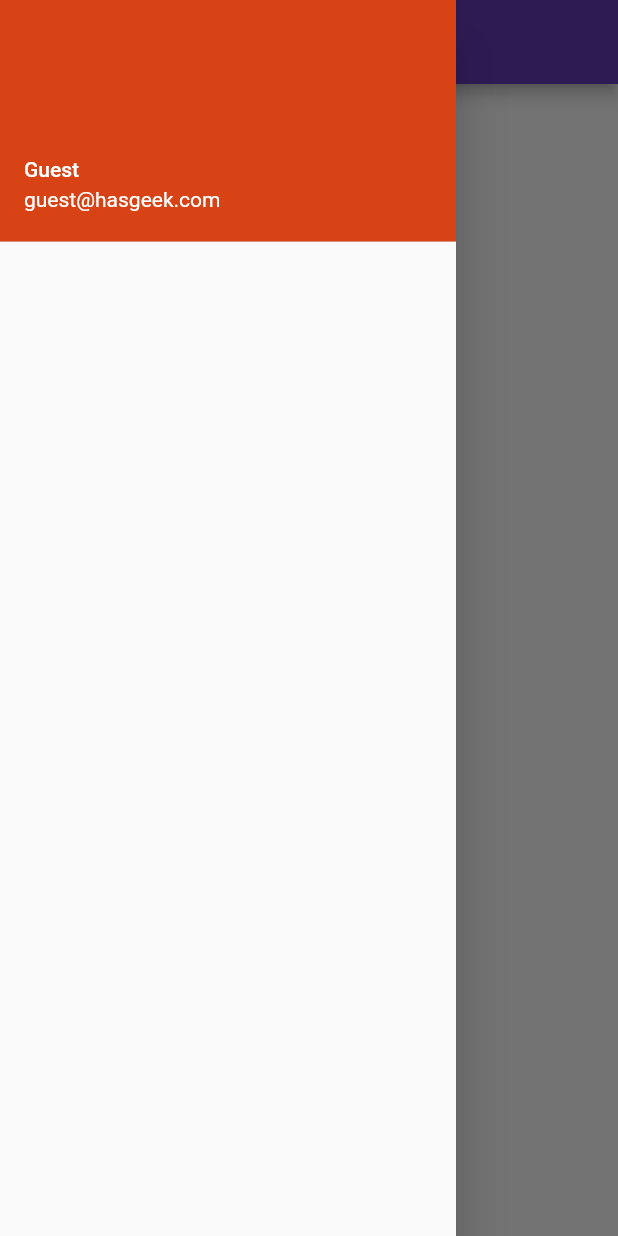
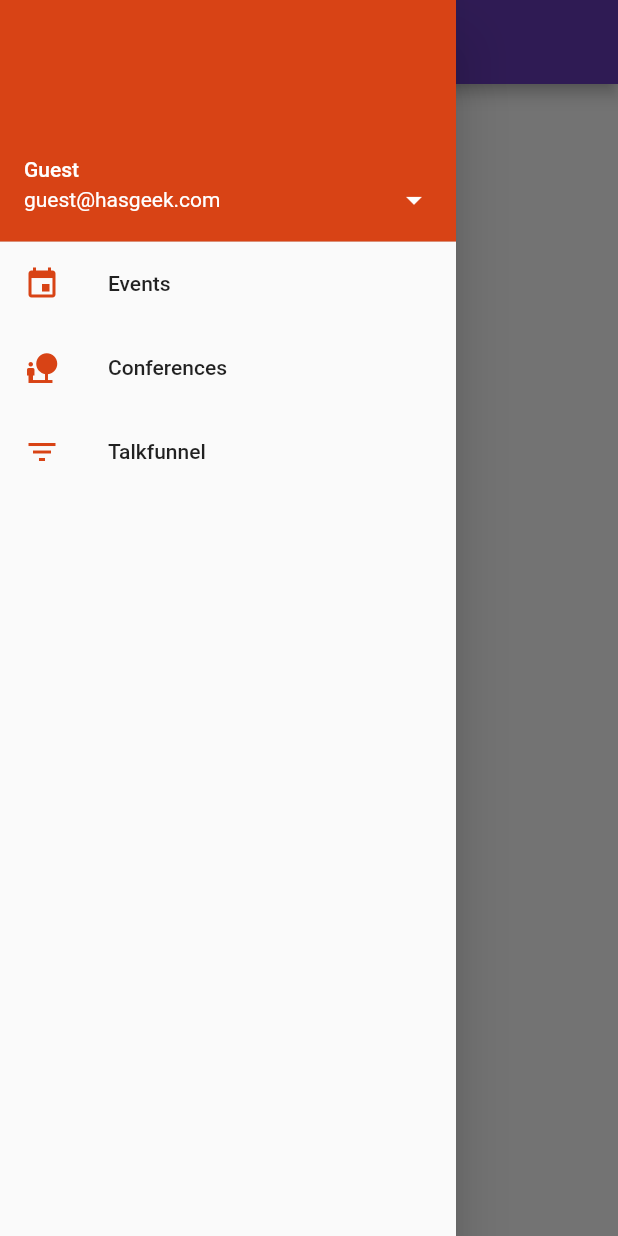
Before and after one commit to championswimmer/hasgeek_mobileapp, a Flutter app: the screen it shows after launch, with the side drawer open, on a phone screen of 412 x 824 dp. Run offline on Flutter 3.47's test engine with Material 2 defaults, Android fonts, the phone set to English and light mode, and no system bars.

```diff
--- /dev/null
+++ b/lib/app_theme.dart
@@ -0,0 +1,8 @@
+import 'package:flutter/material.dart';
+
+
+var appThemeData = ThemeData(
+    primaryColor: Colors.deepPurple[500],
+    primaryColorDark: Colors.deepPurple[900],
+    accentColor: Colors.deepOrange[800]
+);
--- a/lib/main.dart
+++ b/lib/main.dart
@@ -1,12 +1,17 @@
 import 'package:flutter/material.dart';
 import 'package:flutter/cupertino.dart';
-import 'package:jsonplaceholder/pages/home/main.dart';
+import 'package:hasgeek_mobile/app_theme.dart';
+import 'package:hasgeek_mobile/pages/home/main.dart';
+
 
 void main() => runApp(new MaterialApp(
   debugShowCheckedModeBanner: false,
-  title: 'Hasgeek',
-  home: new HomePage(),
+  title: 'HasGeek',
+  home: new HomePage(innerPage: PAGES.EVENTS),
+  theme: appThemeData,
   routes: <String, WidgetBuilder> {
-    HomePage.routeName: (BuildContext context) => new HomePage()
+    '/events': (BuildContext context) => new HomePage(innerPage: PAGES.EVENTS),
+    '/conferences': (context) => new HomePage(innerPage: PAGES.CONFERENCES),
+    '/talkfunnel': (context) => new HomePage(innerPage: PAGES.TALKFUNNEL,)
   },
 ));
--- a/lib/pages/home/main.dart
+++ b/lib/pages/home/main.dart
@@ -1,17 +1,36 @@
 import 'package:flutter/material.dart';
-import 'package:jsonplaceholder/pages/home/main_drawer.dart';
+import 'package:hasgeek_mobile/app_theme.dart';
+import 'package:hasgeek_mobile/pages/home/main_drawer.dart';
 
+enum PAGES {
+  EVENTS, CONFERENCES, TALKFUNNEL
+}
+String getPageName(PAGES page) {
+  switch(page) {
+    case PAGES.EVENTS: return 'events';
+    case PAGES.CONFERENCES: return 'conferences';
+    case PAGES.TALKFUNNEL: return 'funnel';
+  }
+  return 'events';
+}
 class HomePage extends StatelessWidget {
-  static const routeName = '/home';
+  PAGES innerPage = PAGES.EVENTS;
+
+  HomePage({this.innerPage});
 
   @override
   Widget build(BuildContext context) {
     return new Scaffold(
       appBar: new AppBar(
-        backgroundColor: Colors.deepPurple,
-        title: new Text('HasGeek'),
+        backgroundColor: appThemeData.primaryColor,
+        title: const Text('HasGeek'),
       ),
       drawer: new MainDrawer(),
+      body: new Container(
+        child: new Center(
+          child: new Text(getPageName(innerPage)),
+        ),
+      ),
     );
   }
 }
--- a/pubspec.yaml
+++ b/pubspec.yaml
@@ -1,5 +1,5 @@
-name: jsonplaceholder
-description: A new Flutter project.
+name: hasgeek_mobile
+description: HasGeek Mobile App
 
 dependencies:
   flutter:
```
Also changed, not shown: lib/pages/home/main_drawer.dart (+49 -2 lines), 7 other files.
